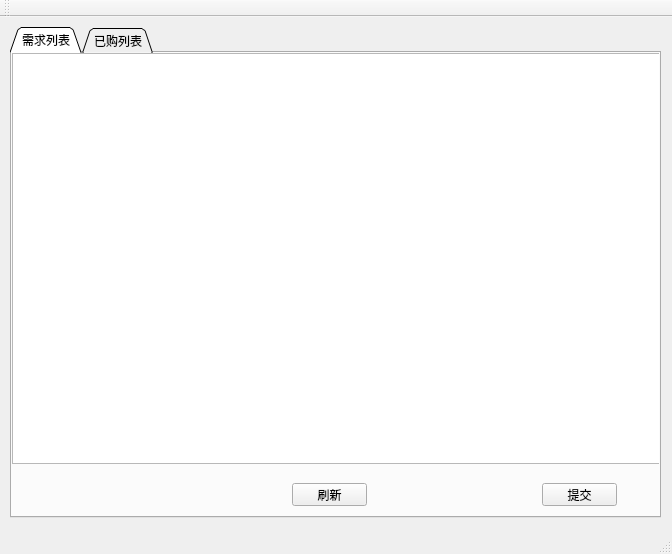
Before: the Qt Designer form code/client_qt/library-manager/mainwindow.ui in NorthWardTop/library-procurement-manager, drawn with Qt 5.
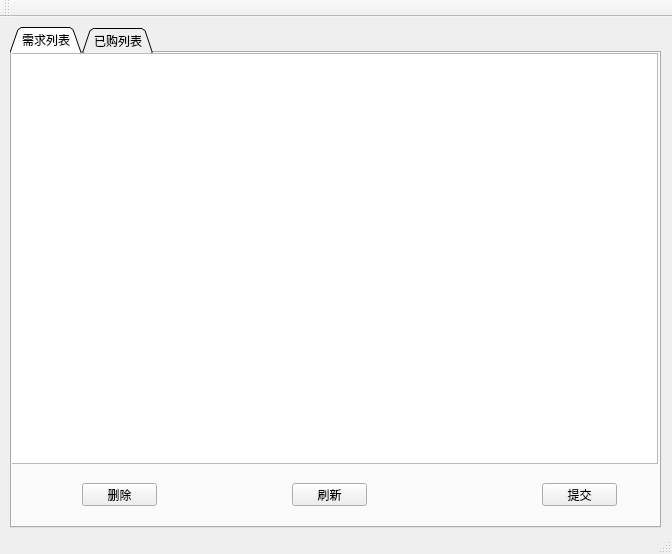
After: the same form once the commit is applied.

What changed in the file:
```diff
--- a/code/client_qt/library-manager/mainwindow.ui
+++ b/code/client_qt/library-manager/mainwindow.ui
@@ -20,7 +20,7 @@
       <x>10</x>
       <y>10</y>
       <width>651</width>
-      <height>491</height>
+      <height>501</height>
      </rect>
     </property>
     <property name="tabPosition">
@@ -36,17 +36,7 @@
      <attribute name="title">
       <string>需求列表</string>
      </attribute>
-     <widget class="QListView" name="listView">
-      <property name="geometry">
-       <rect>
-        <x>0</x>
-        <y>0</y>
-        <width>651</width>
-        <height>411</height>
-       </rect>
-      </property>
-     </widget>
-     <widget class="QPushButton" name="pushButton">
+     <widget class="QPushButton" name="demandSubmit_btn">
       <property name="geometry">
        <rect>
         <x>530</x>
@@ -72,6 +62,29 @@
        <string>刷新</string>
       </property>
      </widget>
+     <widget class="QTableView" name="tableView">
+      <property name="geometry">
+       <rect>
+        <x>-5</x>
+        <y>0</y>
+        <width>651</width>
+        <height>411</height>
+       </rect>
+      </property>
+     </widget>
+     <widget class="QPushButton" name="delete_btn">
+      <property name="geometry">
+       <rect>
+        <x>70</x>
+        <y>430</y>
+        <width>75</width>
+        <height>23</height>
+       </rect>
+      </property>
+      <property name="text">
+       <string>删除</string>
+      </property>
+     </widget>
     </widget>
     <widget class="QWidget" name="buy_Tab">
      <attribute name="title">
```
Left out of the diff: 28 changed lines with no effect on the pictures.
